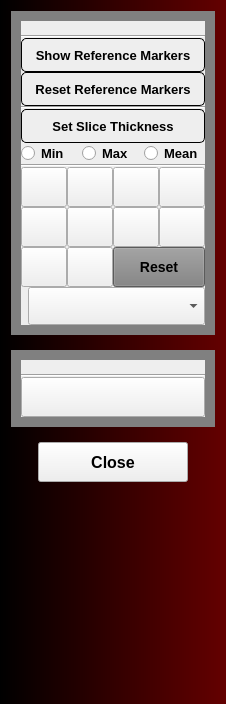
Qt form Modules/Scripted/QReads/Resources/UI/QReads.ui (KitwareMedical/SlicerQReads) before a commit.
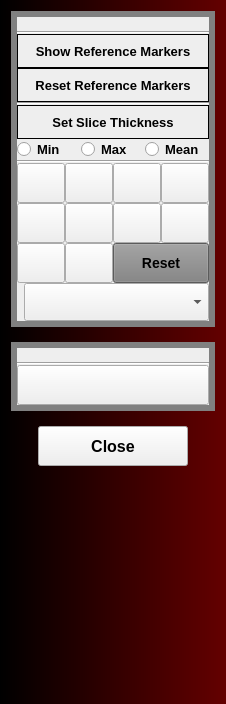
The same form after that commit. Icons and pictures are not drawn. Custom widgets are drawn as their Qt base class.

Commit message:
ENH: Tweak toolbar style
ImageGroupFrame, ToolsGroupFrame:
* Reduce border width

SlabButton, ShowReferenceMarkersButton and ResetReferenceMarkersButton:
* Remove rounder corner

ResetWLButton:
* Do not use flat button

See #40

```diff
--- a/Modules/Scripted/QReads/Resources/UI/QReads.ui
+++ b/Modules/Scripted/QReads/Resources/UI/QReads.ui
@@ -27,7 +27,7 @@
 }
 
 QFrame#ImageGroupFrame, QFrame#ToolsGroupFrame {
-  border: 10px solid gray;
+  border: 6px solid gray;
   background-color: #EEEEEE;
 }
 
@@ -64,7 +64,6 @@
 {
   background-color: #EEEEEE;
   border: 1px solid black;
-  border-radius: 5px;
 }
 QPushButton#SlabButton:checked,
 QPushButton#ShowReferenceMarkersButton:checked,
@@ -286,9 +285,6 @@
             <height>32</height>
            </size>
           </property>
-          <property name="flat">
-           <bool>false</bool>
-          </property>
          </widget>
         </item>
         <item row="0" column="0">
```
